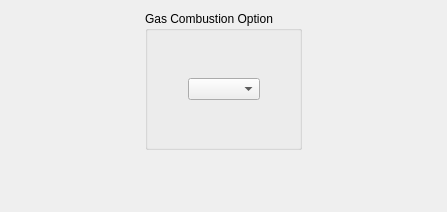
Before: the Qt Designer form gui/Pages/GasCombustionForm.ui in code-saturne/code_saturne, drawn with Qt 5.
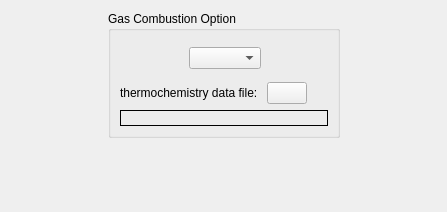
After: the same form once the commit is applied. Icons and pictures are not drawn.

Commit message: add a selector for thermochemistry data file

```diff
--- a/gui/Pages/GasCombustionForm.ui
+++ b/gui/Pages/GasCombustionForm.ui
@@ -25,7 +25,7 @@
   <property name="autoFillBackground">
    <bool>true</bool>
   </property>
-  <layout class="QGridLayout" name="gridLayout_2">
+  <layout class="QGridLayout" name="gridLayout_3">
    <item row="0" column="0">
     <spacer name="horizontalSpacer">
      <property name="orientation">
@@ -57,10 +57,10 @@
      <property name="title">
       <string>Gas Combustion Option</string>
      </property>
-     <layout class="QGridLayout" name="gridLayout">
+     <layout class="QGridLayout" name="gridLayout_2">
       <item row="0" column="0">
-       <layout class="QHBoxLayout" name="horizontalLayout">
-        <item>
+       <layout class="QGridLayout" name="gridLayout">
+        <item row="0" column="0">
          <spacer>
           <property name="orientation">
            <enum>Qt::Horizontal</enum>
@@ -68,27 +68,86 @@
           <property name="sizeHint" stdset="0">
            <size>
             <width>13</width>
-            <height>98</height>
+            <height>36</height>
            </size>
           </property>
          </spacer>
         </item>
-        <item>
+        <item row="0" column="1">
          <widget class="QComboBox" name="comboBoxGasCombustionOption"/>
         </item>
-        <item>
+        <item row="0" column="2" colspan="2">
          <spacer>
           <property name="orientation">
            <enum>Qt::Horizontal</enum>
           </property>
           <property name="sizeHint" stdset="0">
            <size>
+            <width>98</width>
+            <height>36</height>
+           </size>
+          </property>
+         </spacer>
+        </item>
+        <item row="1" column="0" colspan="2">
+         <widget class="QLabel" name="labelMeteoData">
+          <property name="text">
+           <string>thermochemistry data file: </string>
+          </property>
+         </widget>
+        </item>
+        <item row="1" column="2">
+         <widget class="QPushButton" name="pushButtonThermochemistryData">
+          <property name="text">
+           <string/>
+          </property>
+          <property name="icon">
+           <iconset resource="../../../../../../../../netdata/I51157/Version_electrique/saturne_trunk/gui/Pages/resources_pages.qrc">
+            <normaloff>:/new/prefix1/icons/22x22/document-open.png</normaloff>:/new/prefix1/icons/22x22/document-open.png</iconset>
+          </property>
+          <property name="iconSize">
+           <size>
+            <width>22</width>
+            <height>22</height>
+           </size>
+          </property>
+         </widget>
+        </item>
+        <item row="1" column="3">
+         <spacer name="horizontalSpacer_3">
+          <property name="orientation">
+           <enum>Qt::Horizontal</enum>
+          </property>
+          <property name="sizeHint" stdset="0">
+           <size>
             <width>13</width>
-            <height>98</height>
+            <height>20</height>
            </size>
           </property>
          </spacer>
         </item>
+        <item row="2" column="0" colspan="4">
+         <widget class="QLabel" name="labelThermochemistryFile">
+          <property name="font">
+           <font>
+            <weight>75</weight>
+            <bold>true</bold>
+           </font>
+          </property>
+          <property name="layoutDirection">
+           <enum>Qt::LeftToRight</enum>
+          </property>
+          <property name="autoFillBackground">
+           <bool>false</bool>
+          </property>
+          <property name="frameShape">
+           <enum>QFrame::Box</enum>
+          </property>
+          <property name="text">
+           <string/>
+          </property>
+         </widget>
+        </item>
        </layout>
       </item>
      </layout>
```
Left out of the diff: 4 changed lines with no effect on the pictures. The commit also changes 4 other files.
